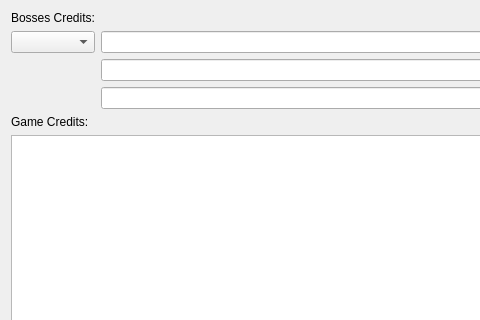
Qt form editor/files_editor/gametextcreditstab.ui (protoman/rockbot) before a commit; both pictures show x 0 to 480 and y 0 to 320 of the 783 by 532 pixel window.
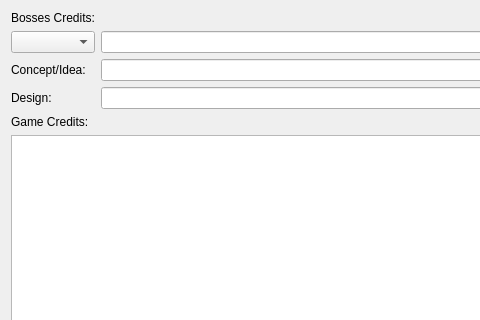
The same form after that commit.

Patch:
```diff
--- a/editor/files_editor/gametextcreditstab.ui
+++ b/editor/files_editor/gametextcreditstab.ui
@@ -35,6 +35,20 @@
        </property>
       </widget>
      </item>
+     <item row="2" column="0">
+      <widget class="QLabel" name="label_3">
+       <property name="text">
+        <string>Concept/Idea:</string>
+       </property>
+      </widget>
+     </item>
+     <item row="3" column="0">
+      <widget class="QLabel" name="label_4">
+       <property name="text">
+        <string>Design:</string>
+       </property>
+      </widget>
+     </item>
     </layout>
    </item>
    <item>
```
